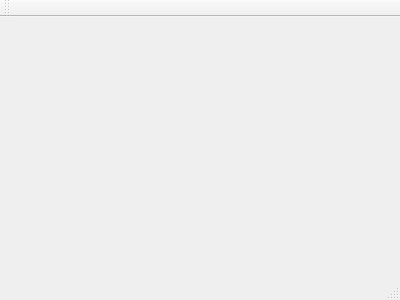
First picture: the form in mainwindow.ui, repository Pacman29/Graf_lab05_06, before the edit.
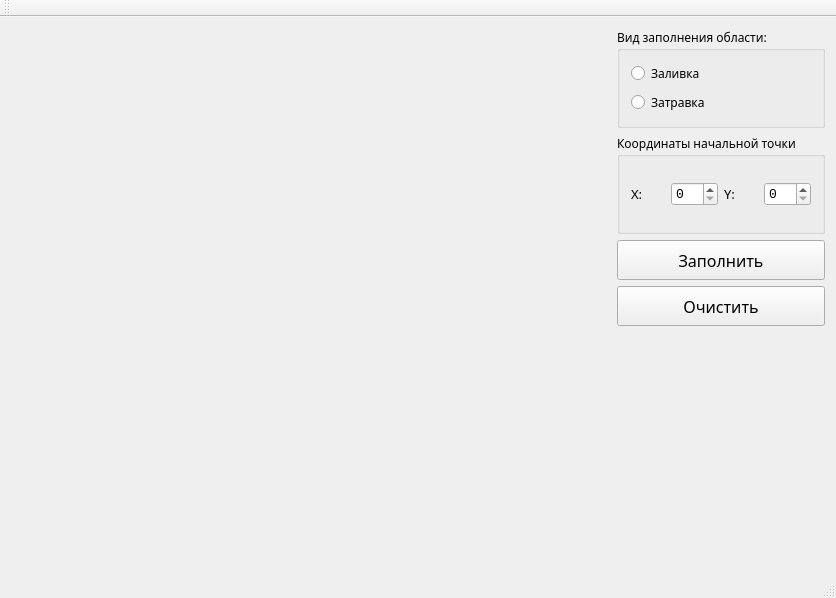
Second picture: the form after the edit.

Commit message: Создана форма

The edit to the form file:
```diff
--- a/mainwindow.ui
+++ b/mainwindow.ui
@@ -1,24 +1,224 @@
 <ui version="4.0">
  <class>MainWindow</class>
- <widget class="QMainWindow" name="MainWindow" >
-  <property name="geometry" >
+ <widget class="QMainWindow" name="MainWindow">
+  <property name="geometry">
    <rect>
     <x>0</x>
     <y>0</y>
-    <width>400</width>
-    <height>300</height>
+    <width>813</width>
+    <height>598</height>
    </rect>
   </property>
   <property name="windowTitle" >
    <string>MainWindow</string>
   </property>
-  <widget class="QMenuBar" name="menuBar" />
-  <widget class="QToolBar" name="mainToolBar" />
-  <widget class="QWidget" name="centralWidget" />
-  <widget class="QStatusBar" name="statusBar" />
+  <widget class="QWidget" name="centralWidget">
+   <layout class="QHBoxLayout" name="horizontalLayout_4">
+    <item>
+     <widget class="QLabel" name="label">
+      <property name="minimumSize">
+       <size>
+        <width>600</width>
+        <height>0</height>
+       </size>
+      </property>
+      <property name="text">
+       <string/>
+      </property>
+     </widget>
+    </item>
+    <item>
+     <layout class="QVBoxLayout" name="verticalLayout_2">
+      <item>
+       <widget class="QGroupBox" name="groupBox">
+        <property name="minimumSize">
+         <size>
+          <width>0</width>
+          <height>100</height>
+         </size>
+        </property>
+        <property name="maximumSize">
+         <size>
+          <width>16777215</width>
+          <height>120</height>
+         </size>
+        </property>
+        <property name="font">
+         <font>
+          <family>David</family>
+          <pointsize>9</pointsize>
+         </font>
+        </property>
+        <property name="title">
+         <string>Вид заполнения области:</string>
+        </property>
+        <layout class="QVBoxLayout" name="verticalLayout">
+         <item>
+          <widget class="QRadioButton" name="Fill_rbt">
+           <property name="text">
+            <string>Заливка</string>
+           </property>
+          </widget>
+         </item>
+         <item>
+          <widget class="QRadioButton" name="Fuse_rbt">
+           <property name="text">
+            <string>Затравка</string>
+           </property>
+          </widget>
+         </item>
+        </layout>
+       </widget>
+      </item>
+      <item>
+       <widget class="QGroupBox" name="groupBox_2">
+        <property name="minimumSize">
+         <size>
+          <width>0</width>
+          <height>100</height>
+         </size>
+        </property>
+        <property name="maximumSize">
+         <size>
+          <width>16777215</width>
+          <height>100</height>
+         </size>
+        </property>
+        <property name="font">
+         <font>
+          <family>David</family>
+          <pointsize>9</pointsize>
+         </font>
+        </property>
+        <property name="title">
+         <string>Координаты начальной точки</string>
+        </property>
+        <layout class="QHBoxLayout" name="horizontalLayout_3">
+         <item>
+          <layout class="QHBoxLayout" name="horizontalLayout">
+           <item>
+            <widget class="QLabel" name="X_lbl">
+             <property name="font">
+              <font>
+               <pointsize>10</pointsize>
+              </font>
+             </property>
+             <property name="text">
+              <string>X: </string>
+             </property>
+            </widget>
+           </item>
+           <item>
+            <widget class="QSpinBox" name="X_box">
+             <property name="font">
+              <font>
+               <family>Lucida Console</family>
+               <pointsize>10</pointsize>
+              </font>
+             </property>
+            </widget>
+           </item>
+          </layout>
+         </item>
+         <item>
+          <layout class="QHBoxLayout" name="horizontalLayout_2">
+           <item>
+            <widget class="QLabel" name="Y_lbl">
+             <property name="font">
+              <font>
+               <pointsize>10</pointsize>
+              </font>
+             </property>
+             <property name="text">
+              <string>Y:</string>
+             </property>
+            </widget>
+           </item>
+           <item>
+            <widget class="QSpinBox" name="Y_Box">
+             <property name="font">
+              <font>
+               <family>Lucida Console</family>
+               <pointsize>10</pointsize>
+              </font>
+             </property>
+            </widget>
+           </item>
+          </layout>
+         </item>
+        </layout>
+       </widget>
+      </item>
+      <item>
+       <widget class="QPushButton" name="Print_bth">
+        <property name="minimumSize">
+         <size>
+          <width>0</width>
+          <height>40</height>
+         </size>
+        </property>
+        <property name="font">
+         <font>
+          <family>David</family>
+          <pointsize>12</pointsize>
+          <weight>50</weight>
+          <bold>false</bold>
+         </font>
+        </property>
+        <property name="text">
+         <string>Заполнить</string>
+        </property>
+       </widget>
+      </item>
+      <item>
+       <widget class="QPushButton" name="Clear_btn">
+        <property name="minimumSize">
+         <size>
+          <width>0</width>
+          <height>40</height>
+         </size>
+        </property>
+        <property name="font">
+         <font>
+          <family>David</family>
+          <pointsize>12</pointsize>
+          <weight>50</weight>
+          <bold>false</bold>
+         </font>
+        </property>
+        <property name="text">
+         <string>Очистить</string>
+        </property>
+       </widget>
+      </item>
+      <item>
+       <spacer name="verticalSpacer">
+        <property name="orientation">
+         <enum>Qt::Vertical</enum>
+        </property>
+        <property name="sizeHint" stdset="0">
+         <size>
+          <width>20</width>
+          <height>40</height>
+         </size>
+        </property>
+       </spacer>
+      </item>
+     </layout>
+    </item>
+   </layout>
+  </widget>
+  <widget class="QToolBar" name="mainToolBar">
+   <attribute name="toolBarArea">
+    <enum>TopToolBarArea</enum>
+   </attribute>
+   <attribute name="toolBarBreak">
+    <bool>false</bool>
+   </attribute>
+  </widget>
+  <widget class="QStatusBar" name="statusBar"/>
  </widget>
- <layoutDefault spacing="6" margin="11" />
- <pixmapfunction></pixmapfunction>
+ <layoutdefault spacing="6" margin="11"/>
  <resources/>
  <connections/>
 </ui>
```
Left out of the diff: 3 changed lines with no effect on the pictures.
